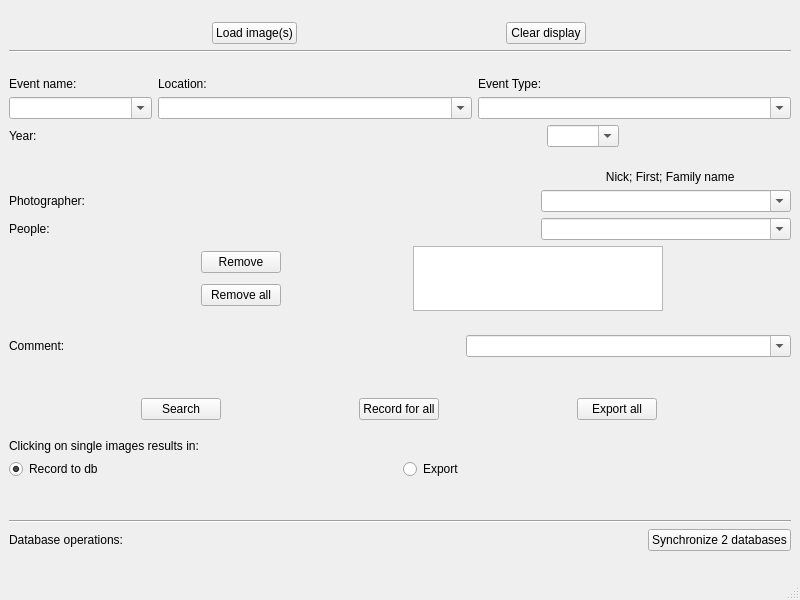
Qt form FotoDB.ui (RausH/Antony) before a commit.
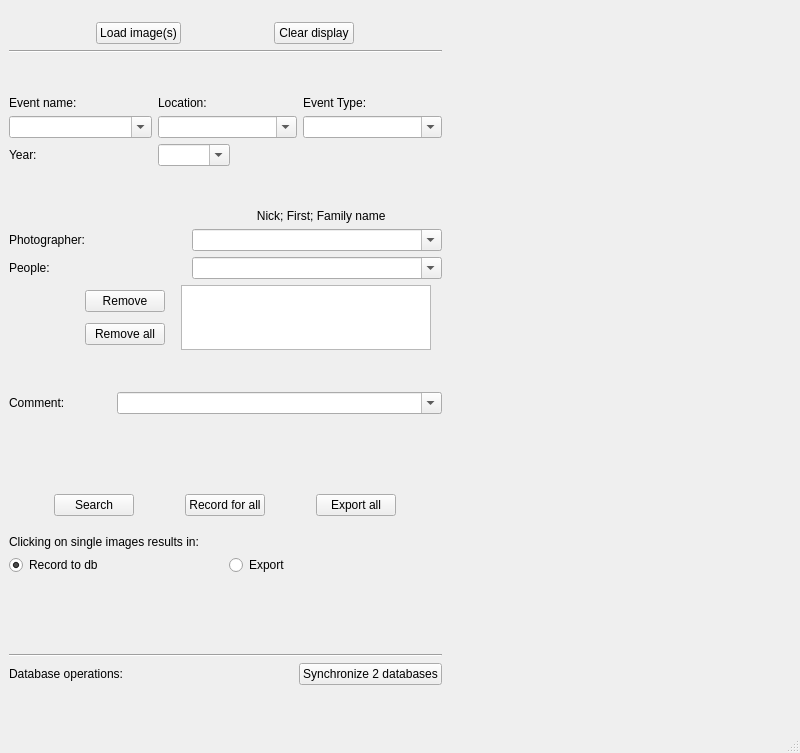
The same form after that commit. Icons and pictures are not drawn.

```diff
--- a/FotoDB.ui
+++ b/FotoDB.ui
@@ -7,7 +7,7 @@
     <x>0</x>
     <y>0</y>
     <width>800</width>
-    <height>600</height>
+    <height>753</height>
    </rect>
   </property>
   <property name="windowTitle">
@@ -167,7 +167,7 @@
          <widget class="QLabel" name="YearLable">
           <property name="minimumSize">
            <size>
-            <width>132</width>
+            <width>143</width>
             <height>0</height>
            </size>
           </property>
@@ -195,6 +195,22 @@
           </property>
          </widget>
         </item>
+        <item>
+         <spacer name="horizontalSpacer_7">
+          <property name="orientation">
+           <enum>Qt::Horizontal</enum>
+          </property>
+          <property name="sizeType">
+           <enum>QSizePolicy::Preferred</enum>
+          </property>
+          <property name="sizeHint" stdset="0">
+           <size>
+            <width>40</width>
+            <height>20</height>
+           </size>
+          </property>
+         </spacer>
+        </item>
         <item>
          <spacer name="horizontalSpacer">
           <property name="orientation">
@@ -675,7 +691,24 @@
      </layout>
     </item>
     <item>
-     <layout class="QVBoxLayout" name="ImDisplay"/>
+     <layout class="QVBoxLayout" name="ImDisplay">
+      <item>
+       <spacer name="horizontalSpacer_6">
+        <property name="orientation">
+         <enum>Qt::Horizontal</enum>
+        </property>
+        <property name="sizeType">
+         <enum>QSizePolicy::MinimumExpanding</enum>
+        </property>
+        <property name="sizeHint" stdset="0">
+         <size>
+          <width>40</width>
+          <height>20</height>
+         </size>
+        </property>
+       </spacer>
+      </item>
+     </layout>
     </item>
    </layout>
   </widget>
```
Left out of the diff: 25 changed lines with no effect on the pictures.
